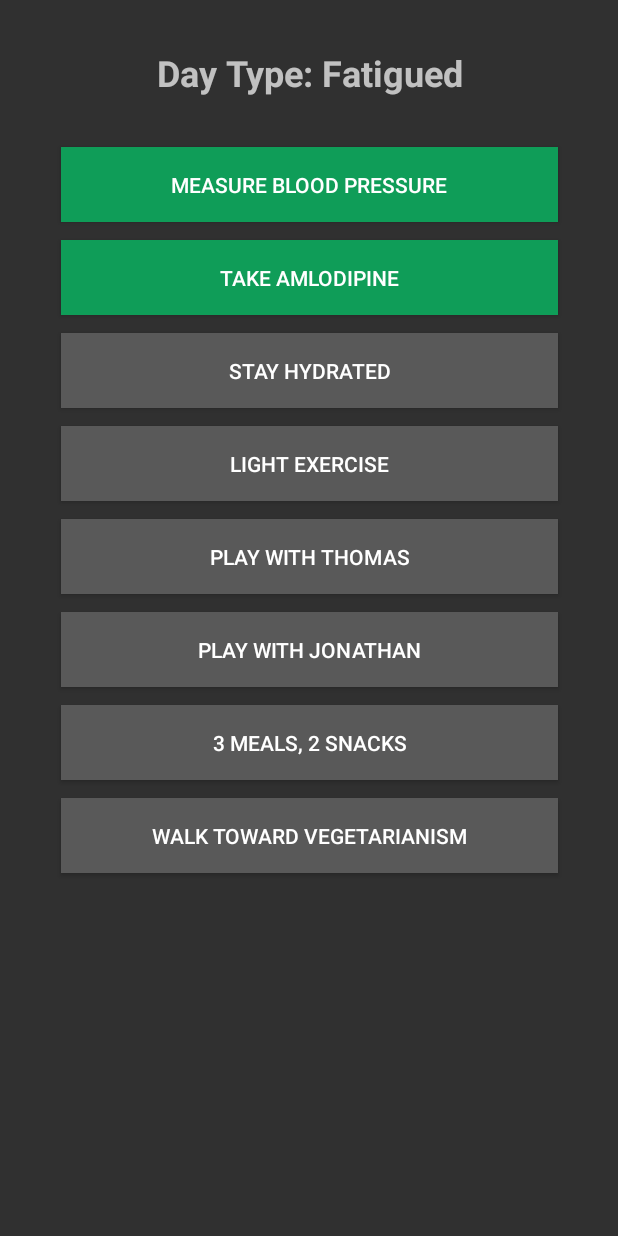
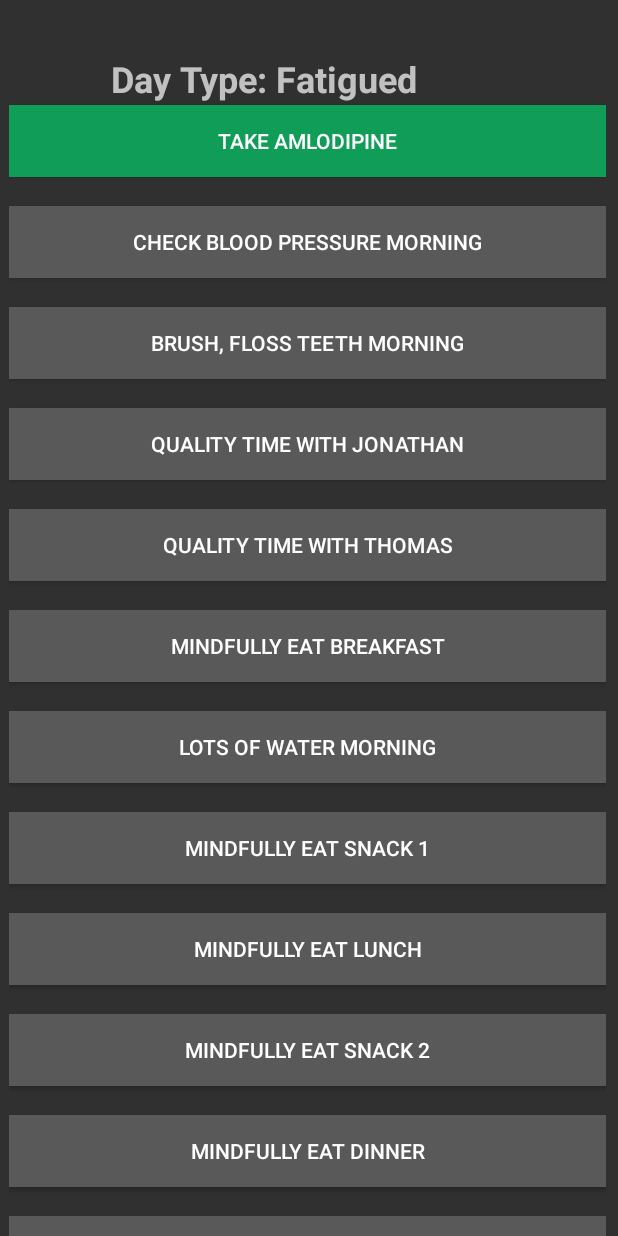
Before and after one commit to SteveHaskell/life_assistant, an Android app: the screen it shows after launch (MainActivity), after a tap on "TAKE AMLODIPINE", on a phone screen of 412 x 824 dp. Run offline under Robolectric (Android 15) with nearby library versions, the phone set to English and light mode, and no system bars; 1 other tap on this screen came first.

Commit message:
a scrolling list of buttons based on arrays.xml list

```diff
--- a/app/src/main/java/com/jicketyjackindustries/life_assistant/MainActivity.java
+++ b/app/src/main/java/com/jicketyjackindustries/life_assistant/MainActivity.java
@@ -1,10 +1,13 @@
 package com.jicketyjackindustries.life_assistant;
 
-import android.content.Context;
 import android.content.SharedPreferences;
+import android.content.res.Resources;
 import android.support.v7.app.AppCompatActivity;
 import android.os.Bundle;
 import android.view.View;
+import android.widget.Button;
+import android.widget.LinearLayout;
+import android.widget.TextView;
 
 import java.util.ArrayList;
 import java.util.List;
@@ -16,57 +19,87 @@ saving data and other tricks
  */
 public class MainActivity extends AppCompatActivity {
 
+    public static final String  PREFS_NAME = "MyPrefsFile";
 
     private SharedPreferences settings;
     private SharedPreferences.Editor editor;
-    public static final String  PREFS_NAME = "MyPrefsFile";
-
     private List buttonStates;
     private List buttonIDs;
-    private static Integer NUM_BUTTONS = 8;
+
     /*
     replaces a constructor, do everything you want to do do on app startup here
      */
+
     @Override
     protected void onCreate(Bundle savedInstanceState) {
         super.onCreate(savedInstanceState);
-
         setContentView(R.layout.activity_main);
 
-        // preference saving!
+
+        // set data members
         settings = getSharedPreferences(PREFS_NAME,0);
         editor = settings.edit();
         buttonStates = new ArrayList();
         buttonIDs = new ArrayList();
-        // update buttonID's
-        buttonIDs.add(R.id.button0);
-        buttonIDs.add(R.id.button1);
-        buttonIDs.add(R.id.button2);
-        buttonIDs.add(R.id.button3);
-        buttonIDs.add(R.id.button4);
-        buttonIDs.add(R.id.button5);
-        buttonIDs.add(R.id.button6);
-        buttonIDs.add(R.id.button7);
-        updateData();
+
+        //app logics plays out from here
+        createGUI();
+        loadData();
         updateGUI();
 
 
     }
+
+    /*
+    creates the buttons from the list of tasks
+     */
+    private void createGUI(){
+        //create buttons based on task array
+
+        Resources res = getResources();
+        String[] taskArray;
+        taskArray = res.getStringArray(R.array.fatigue_day_task_list);
+        LinearLayout layout1 = findViewById(R.id.linearLayout1);
+        LinearLayout.LayoutParams lp = new LinearLayout.LayoutParams(LinearLayout.LayoutParams.MATCH_PARENT,LinearLayout.LayoutParams.WRAP_CONTENT);
+
+        int i = 0;
+        for(String s: taskArray){
+            Button myButton = new Button(this);
+            myButton.setText(s);
+            myButton.setId(i);
+
+            myButton.setOnClickListener(new View.OnClickListener(){
+                @Override
+                public void onClick(View v){
+                    taskButton(v);
+                }
+            });
+            TextView myTextView = new TextView(this);
+            myTextView.setMinHeight(10);
+            layout1.addView(myButton,lp);
+            layout1.addView(myTextView,lp);
+
+            buttonIDs.add(i);
+            i=i+1;
+        }
+    }
     /*
     retrieve all the variables from our saved data
      */
-    private void updateData(){
-        for(Integer i=0;i<NUM_BUTTONS;i++){
+
+    private void loadData(){
+        for(Integer i=0;i<buttonIDs.size();i++){
             String taskName = "task"+ i.toString();
             boolean taskState = settings.getBoolean(taskName,false);
             buttonStates.add(taskState);
         }
     }
+
     /*
     sets button colors etc based on the saved data
      */
     private void saveData(){
-        for(Integer i=0;i<NUM_BUTTONS;i++){
+        for(Integer i=0;i<buttonIDs.size();i++){
             String taskName = "task"+ i.toString();
             boolean taskState = (boolean) buttonStates.get(i);
             editor.putBoolean(taskName,taskState);
@@ -76,7 +109,7 @@ public class MainActivity extends AppCompatActivity {
     private void updateGUI(){
         View buttonView;
         boolean buttonState;
-        for(Integer i=0;i<NUM_BUTTONS;i++){
+        for(Integer i=0;i<buttonIDs.size();i++){
             buttonView = this.findViewById((int)buttonIDs.get(i));
             buttonState = (boolean) buttonStates.get(i);
             if(buttonState){
@@ -91,10 +124,9 @@ public class MainActivity extends AppCompatActivity {
     /*
     changes the button color and stores the value of the task state
      */
-    public void taskButton(View v, int currentButton){
+    public void taskButton(View v){
         boolean taskComplete;
-
-
+        int currentButton = v.getId();
         taskComplete = !(boolean) buttonStates.get(currentButton); //flip the status
         buttonStates.set(currentButton,taskComplete);
         if(taskComplete){
@@ -104,35 +136,7 @@ public class MainActivity extends AppCompatActivity {
             v.setBackgroundResource(R.color.buttonBackground);
         }
         saveData();
+    }
 
 
     }
-    public void taskButton0(View v){
-        taskButton(v,0);
-    }
-
-    public void taskButton1(View v){
-        taskButton(v,1);
-    }
-    public void taskButton2(View v){
-        taskButton(v,2);
-    }
-    public void taskButton3(View v){
-        taskButton(v,3);
-    }
-    public void taskButton4(View v){
-        taskButton(v,4);
-    }
-    public void taskButton5(View v){
-        taskButton(v,5);
-    }
-    public void taskButton6(View v){
-        taskButton(v,6);
-    }
-    public void taskButton7(View v){
-        taskButton(v,7);
-    }
-
-
-
-    }
--- a/app/src/main/java/com/jicketyjackindustries/life_assistant/MainActivityReference.java
+++ b/app/src/main/java/com/jicketyjackindustries/life_assistant/MainActivityReference.java
@@ -34,15 +34,15 @@ public class MainActivityReference extends AppCompatActivity {
         bcf = new BackgroundColorFlipper(view);
         //attempt to get button view
         View buttonView;
-        buttonView = this.findViewById(R.id.button1);
+        //buttonView = this.findViewById(R.id.button1);
 
         // preference saving!
         settings = getSharedPreferences(PREFS_NAME,0);
         editor = settings.edit();
-        if(settings.getBoolean("task1",false))
-            buttonView.setBackgroundResource(R.color.blue);
-        else
-            buttonView.setBackgroundResource(R.color.colorPrimary);
+        //if(settings.getBoolean("task1",false))
+            //buttonView.setBackgroundResource(R.color.blue);
+        //else
+            //buttonView.setBackgroundResource(R.color.colorPrimary);
 
         Context context;
         context = this.getApplicationContext();
--- a/app/src/main/res/layout/activity_main.xml
+++ b/app/src/main/res/layout/activity_main.xml
@@ -6,109 +6,21 @@
     android:layout_height="match_parent"
     tools:context=".MainActivity">
 
-    <Button
-        android:id="@+id/button0"
-        android:layout_width="331dp"
-        android:layout_height="50dp"
-        android:layout_marginStart="8dp"
-        android:layout_marginTop="32dp"
+    <ScrollView
+        android:id="@+id/scroll"
+        android:layout_width="398dp"
+        android:layout_height="842dp"
+        android:layout_marginTop="4dp"
         android:layout_marginEnd="8dp"
-        android:onClick="taskButton0"
-        android:text="@string/task0"
+        android:scrollbarStyle="outsideOverlay"
         app:layout_constraintEnd_toEndOf="parent"
-        app:layout_constraintStart_toStartOf="parent"
-        app:layout_constraintTop_toBottomOf="@+id/textView" />
+        app:layout_constraintTop_toTopOf="parent">
 
-    <Button
-        android:id="@+id/button1"
-        android:layout_width="331dp"
-        android:layout_height="50dp"
-        android:layout_marginStart="8dp"
-        android:layout_marginTop="12dp"
-        android:layout_marginEnd="8dp"
-        android:onClick="taskButton1"
-        android:text="@string/task1"
-        app:layout_constraintEnd_toEndOf="parent"
-        app:layout_constraintStart_toStartOf="parent"
-        app:layout_constraintTop_toBottomOf="@+id/button0" />
-
-    <Button
-        android:id="@+id/button2"
-        android:layout_width="331dp"
-        android:layout_height="50dp"
-        android:layout_marginStart="8dp"
-        android:layout_marginTop="12dp"
-        android:layout_marginEnd="8dp"
-        android:onClick="taskButton2"
-        android:text="@string/task2"
-        app:layout_constraintEnd_toEndOf="parent"
-        app:layout_constraintStart_toStartOf="parent"
-        app:layout_constraintTop_toBottomOf="@+id/button1" />
-
-    <Button
-        android:id="@+id/button3"
-        android:layout_width="331dp"
-        android:layout_height="50dp"
-        android:layout_marginStart="8dp"
-        android:layout_marginTop="12dp"
-        android:layout_marginEnd="8dp"
-        android:onClick="taskButton3"
-        android:text="@string/task3"
-        app:layout_constraintEnd_toEndOf="parent"
-        app:layout_constraintStart_toStartOf="parent"
-        app:layout_constraintTop_toBottomOf="@+id/button2" />
-
-    <Button
-        android:id="@+id/button4"
-        android:layout_width="331dp"
-        android:layout_height="50dp"
-        android:layout_marginStart="8dp"
-        android:layout_marginTop="12dp"
-        android:layout_marginEnd="8dp"
-        android:onClick="taskButton4"
-        android:text="@string/task4"
-        app:layout_constraintEnd_toEndOf="parent"
-        app:layout_constraintStart_toStartOf="parent"
-        app:layout_constraintTop_toBottomOf="@+id/button3" />
-
-    <Button
-        android:id="@+id/button5"
-        android:layout_width="331dp"
-        android:layout_height="50dp"
-        android:layout_marginStart="8dp"
-        android:layout_marginTop="12dp"
-        android:layout_marginEnd="8dp"
-        android:onClick="taskButton5"
-        android:text="@string/task5"
-        app:layout_constraintEnd_toEndOf="parent"
-        app:layout_constraintStart_toStartOf="parent"
-        app:layout_constraintTop_toBottomOf="@+id/button4" />
-
-    <Button
-        android:id="@+id/button6"
-        android:layout_width="331dp"
-        android:layout_height="50dp"
-        android:layout_marginStart="8dp"
-        android:layout_marginTop="12dp"
-        android:layout_marginEnd="8dp"
-        android:onClick="taskButton6"
-        android:text="@string/task6"
-        app:layout_constraintEnd_toEndOf="parent"
-        app:layout_constraintStart_toStartOf="parent"
-        app:layout_constraintTop_toBottomOf="@+id/button5" />
-
-    <Button
-        android:id="@+id/button7"
-        android:layout_width="331dp"
-        android:layout_height="50dp"
-        android:layout_marginStart="8dp"
-        android:layout_marginTop="12dp"
-        android:layout_marginEnd="8dp"
-        android:onClick="taskButton7"
-        android:text="@string/task7"
-        app:layout_constraintEnd_toEndOf="parent"
-        app:layout_constraintStart_toStartOf="parent"
-        app:layout_constraintTop_toBottomOf="@+id/button6" />
+        <LinearLayout
+            android:id="@+id/linearLayout1"
+            android:layout_width="match_parent"
+            android:layout_height="wrap_content"
+            android:orientation="vertical">
 
             <TextView
                 android:id="@+id/textView"
@@ -121,9 +33,9 @@
                 android:textAlignment="center"
                 android:textIsSelectable="false"
                 android:textSize="24sp"
-        android:textStyle="bold"
-        app:layout_constraintEnd_toEndOf="parent"
-        app:layout_constraintStart_toStartOf="parent"
-        app:layout_constraintTop_toTopOf="parent" />
+                android:textStyle="bold" />
+
+        </LinearLayout>
+    </ScrollView>
 
 </android.support.constraint.ConstraintLayout>
--- /dev/null
+++ b/app/src/main/res/values/arrays.xml
@@ -0,0 +1,25 @@
+<?xml version="1.0" encoding="utf-8"?>
+
+<resources>
+<string-array name="fatigue_day_task_list">
+    <item>take Amlodipine</item>
+    <item>check Blood Pressure morning</item>
+    <item>brush, floss teeth morning</item>
+    <item>quality time with Jonathan</item>
+    <item>quality time with Thomas</item>
+    <item>mindfully eat breakfast </item>
+    <item>lots of water morning</item>
+    <item>mindfully eat snack 1 </item>
+    <item>mindfully eat lunch </item>
+    <item>mindfully eat snack 2 </item>
+    <item>mindfully eat dinner </item>
+    <item>lots of water evening</item>
+    <item>check Blood Pressure evening</item>
+    <item>meditate 10 minutes</item>
+    <item>listen to audio book 30 min</item>
+    <item>light stretching </item>
+    <item>brush, floss teeth evening</item>
+
+</string-array>
+
+</resources>
```
Lines whose indentation alone changed are shown as unchanged.
